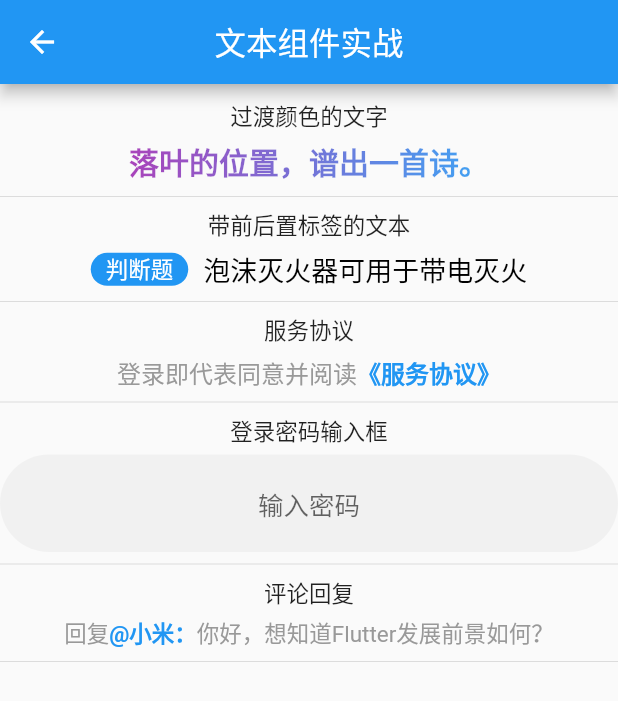
After one commit to xuzhb24/basic_project, a Flutter app: the TextPracticePage screen opened by its route, on a phone screen of 412 x 824 dp. The commit adds this screen. Shown: the top 701 px of the screen. Run offline on Flutter 3.47's test engine with Material 2 defaults, Android fonts, the phone set to English and light mode, and no system bars; network calls fail.

Commit message:
【组件】文本组件实战添加

```diff
--- a/lib/func/router_table.dart
+++ b/lib/func/router_table.dart
@@ -3,6 +3,7 @@ import 'package:basic_project/ui/widget_function.dart';
 import 'package:flutter/cupertino.dart';
 import 'package:flutter/material.dart';
 
+import '../ui/practice/practice_text.dart';
 import '../ui/widget_container.dart';
 import '../ui/widget_element.dart';
 
@@ -13,6 +14,7 @@ class RouterTable {
   static String text = 'Text';
   static String richText = 'RichText';
   static String textField = 'TextField';
+  static String textPractice = '文本组件实战';
 
   static String form = 'Form';
   static String button = 'Button';
@@ -74,6 +76,7 @@ class RouterTable {
     text: (context) => TextPage(title: text),
     richText: (context) => RichTextPage(title: richText),
     textField: (context) => TextFieldPage(title: textField),
+    textPractice: (context) => TextPracticePage(title: textPractice),
 
     form: (context) => FormPage(title: form),
     button: (context) => ButtonPage(title: button),
--- a/lib/ui/base.dart
+++ b/lib/ui/base.dart
@@ -33,7 +33,8 @@ Widget ListLayout({
           itemBuilder: (context, index) {
             return Container(
               margin: EdgeInsets.fromLTRB(10, index == 0 ? 12 : 0, 10, 0),
-              child: widgetList[index].contains('组件')
+              child: widgetList[index].contains('组件') &&
+                      !widgetList[index].contains('实战')
                   ? Container(
                       alignment: Alignment.center,
                       child: Text(
--- a/lib/ui/practice.dart
+++ b/lib/ui/practice.dart
@@ -1,3 +1,4 @@
+import 'package:basic_project/func/router_table.dart';
 import 'package:basic_project/ui/base.dart';
 import 'package:flutter/material.dart';
 
@@ -6,10 +7,12 @@ import 'package:flutter/material.dart';
 class PracticePage extends StatelessWidget {
   PracticePage({Key? key}) : super(key: key);
 
-  List<String> widgetList = [];
+  List<String> practiceList = [
+    RouterTable.textPractice,
+  ];
 
   @override
   Widget build(BuildContext context) {
-    return ListLayout(title: '实战', widgetList: widgetList);
+    return ListLayout(title: '实战', widgetList: practiceList);
   }
 }
--- /dev/null
+++ b/lib/ui/practice/practice_text.dart
@@ -0,0 +1,141 @@
+import 'package:basic_project/ui/base.dart';
+import 'package:flutter/gestures.dart';
+import 'package:flutter/material.dart';
+
+///文本组件实战
+class TextPracticePage extends BaseStatelessWidget {
+  TextPracticePage({required super.title});
+
+  @override
+  Widget build(BuildContext context) {
+    return ScrollLayout(
+      title: title,
+      children: [
+        SpaceDivider(),
+        TitleLayout(
+          title: '过渡颜色的文字',
+          child: ShaderMask(
+            shaderCallback: (Rect bounds) {
+              return const LinearGradient(
+                colors: <Color>[Colors.purple, Colors.blue],
+                tileMode: TileMode.mirror,
+              ).createShader(bounds);
+            },
+            blendMode: BlendMode.srcATop,
+            child: const Text(
+              '落叶的位置，谱出一首诗。',
+              style: TextStyle(
+                fontSize: 20,
+                fontWeight: FontWeight.bold,
+              ),
+            ),
+          ),
+        ),
+        TitleLayout(
+          title: '带前后置标签的文本',
+          child: RichText(
+            text: TextSpan(
+              children: [
+                WidgetSpan(
+                  child: Container(
+                    margin: const EdgeInsets.only(right: 10),
+                    padding: const EdgeInsets.symmetric(horizontal: 10),
+                    decoration: const BoxDecoration(
+                      shape: BoxShape.rectangle,
+                      borderRadius: BorderRadius.all(Radius.circular(20)),
+                      color: Colors.blue,
+                    ),
+                    child: const Text(
+                      '判断题',
+                      style: TextStyle(color: Colors.white),
+                    ),
+                  ),
+                ),
+                const TextSpan(
+                  text: '泡沫灭火器可用于带电灭火',
+                  style: TextStyle(
+                    color: Colors.black,
+                    fontSize: 18,
+                  ),
+                ),
+              ],
+            ),
+          ),
+        ),
+        TitleLayout(
+          title: '服务协议',
+          child: Text.rich(
+            TextSpan(
+              text: '登录即代表同意并阅读',
+              style: const TextStyle(
+                fontSize: 16,
+                color: Color(0xFF999999),
+              ),
+              children: [
+                TextSpan(
+                  text: '《服务协议》',
+                  style: const TextStyle(
+                    color: Colors.blue,
+                    fontWeight: FontWeight.bold,
+                  ),
+                  recognizer: TapGestureRecognizer()
+                    ..onTap = () {
+                      print('onTap');
+                      ScaffoldMessenger.of(context).showSnackBar(
+                          const SnackBar(content: Text('点击《服务协议》')));
+                    },
+                ),
+              ],
+            ),
+          ),
+        ),
+        TitleLayout(
+          title: '登录密码输入框',
+          child: TextField(
+            decoration: const InputDecoration(
+              filled: true,
+              fillColor: Color(0x30cccccc),
+              enabledBorder: OutlineInputBorder(
+                borderSide: BorderSide(color: Color(0x00FF0000)),
+                borderRadius: BorderRadius.all(Radius.circular(100)),
+              ),
+              hintText: '输入密码',
+              focusedBorder: OutlineInputBorder(
+                borderSide: BorderSide(color: Color(0x00000000)),
+                borderRadius: BorderRadius.all(Radius.circular(100)),
+              ),
+            ),
+            textAlign: TextAlign.center,
+            obscureText: true,
+            onChanged: (value) {
+              print('$value');
+            },
+          ),
+        ),
+        TitleLayout(
+          title: '评论回复',
+          child: Text.rich(
+            TextSpan(
+              text: '回复',
+              style: const TextStyle(fontSize: 15, color: Color(0xFF999999)),
+              children: [
+                TextSpan(
+                  text: '@小米：',
+                  style: const TextStyle(
+                      color: Colors.blue, fontWeight: FontWeight.bold),
+                  recognizer: TapGestureRecognizer()
+                    ..onTap = () {
+                      print('onTap');
+                      ScaffoldMessenger.of(context)
+                          .showSnackBar(const SnackBar(content: Text('点击小米')));
+                    },
+                ),
+                const TextSpan(text: '你好，想知道Flutter发展前景如何？'),
+              ],
+            ),
+          ),
+        ),
+      ],
+    );
+  }
+}
```
